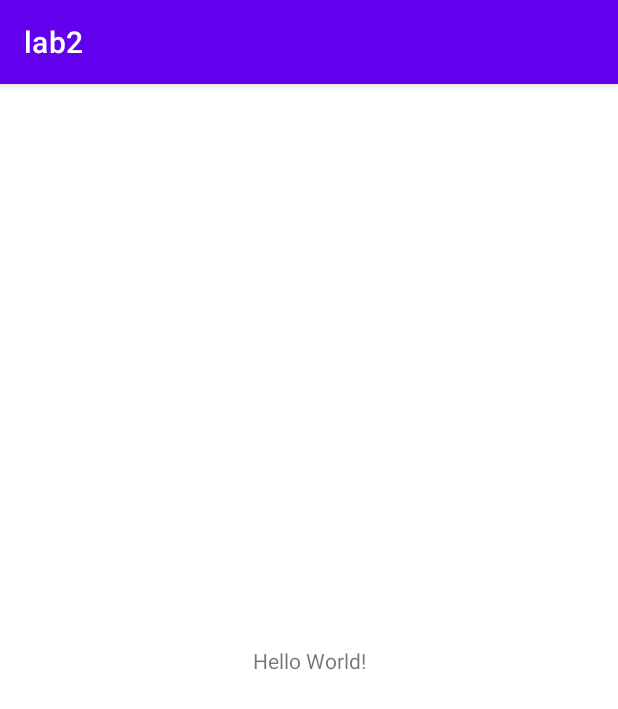
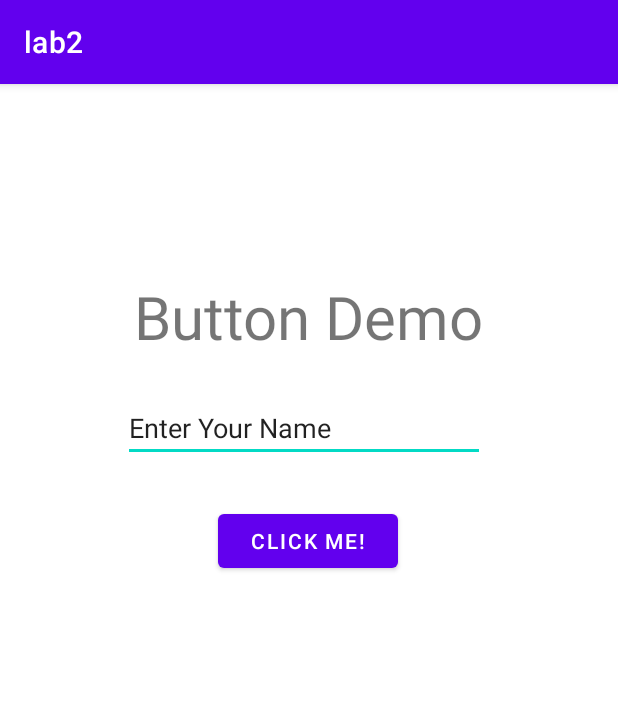
Before and after one commit to nosmith18/CS407_Lab2, an Android app: the screen it shows after launch (MainActivity), on a phone screen of 412 x 824 dp. Shown: the top 709 px of the screen. Run offline under Robolectric (Android 15) with nearby library versions, the phone set to English and light mode, and no system bars.

Commit message:
Milestone 1 Commit

```diff
--- a/app/src/main/AndroidManifest.xml
+++ b/app/src/main/AndroidManifest.xml
@@ -10,6 +10,9 @@
         android:supportsRtl="true"
         android:theme="@style/Theme.Lab2">
         <activity
+            android:name=".MainActivity2"
+            android:exported="true" />
+        <activity
             android:name=".MainActivity"
             android:exported="true">
             <intent-filter>
--- a/app/src/main/res/layout/activity_main.xml
+++ b/app/src/main/res/layout/activity_main.xml
@@ -7,12 +7,44 @@
     tools:context=".MainActivity">
 
     <TextView
+        android:id="@+id/textView"
         android:layout_width="wrap_content"
         android:layout_height="wrap_content"
-        android:text="Hello World!"
+        android:layout_marginBottom="18dp"
+        android:text="Button Demo"
+        android:textSize="40dp"
         app:layout_constraintBottom_toBottomOf="parent"
-        app:layout_constraintLeft_toLeftOf="parent"
-        app:layout_constraintRight_toRightOf="parent"
-        app:layout_constraintTop_toTopOf="parent" />
+        app:layout_constraintEnd_toEndOf="parent"
+        app:layout_constraintStart_toStartOf="parent"
+        app:layout_constraintTop_toTopOf="parent"
+        app:layout_constraintVertical_bias="0.184" />
+
+    <Button
+        android:id="@+id/button"
+        android:layout_width="120dp"
+        android:layout_height="wrap_content"
+        android:onClick="clickFunction"
+        android:text="Click Me!"
+        app:layout_constraintBottom_toBottomOf="parent"
+        app:layout_constraintEnd_toEndOf="parent"
+        app:layout_constraintHorizontal_bias="0.498"
+        app:layout_constraintStart_toStartOf="parent"
+        app:layout_constraintTop_toTopOf="parent"
+        app:layout_constraintVertical_bias="0.39" />
+
+    <EditText
+        android:id="@+id/textPersonName"
+        android:layout_width="241dp"
+        android:layout_height="wrap_content"
+        android:layout_marginBottom="29dp"
+        android:ems="10"
+        android:inputType="textPersonName"
+        android:text="Enter Your Name"
+        app:layout_constraintBottom_toBottomOf="parent"
+        app:layout_constraintEnd_toEndOf="parent"
+        app:layout_constraintHorizontal_bias="0.482"
+        app:layout_constraintStart_toStartOf="parent"
+        app:layout_constraintTop_toTopOf="parent"
+        app:layout_constraintVertical_bias="0.298" />
 
 </androidx.constraintlayout.widget.ConstraintLayout>
--- a/app/src/main/res/values/strings.xml
+++ b/app/src/main/res/values/strings.xml
@@ -1,3 +1,4 @@
 <resources>
     <string name="app_name">lab2</string>
+    <string name="button_demo">Button Demo</string>
 </resources>
```
Also changed, not shown: app/src/main/java/com/example/lab2/MainActivity.java (+24 -0 lines), app/src/main/java/com/example/lab2/MainActivity2.java (added, +23 -0 lines), app/src/main/res/layout/activity_main2.xml (added, +23 -0 lines).
